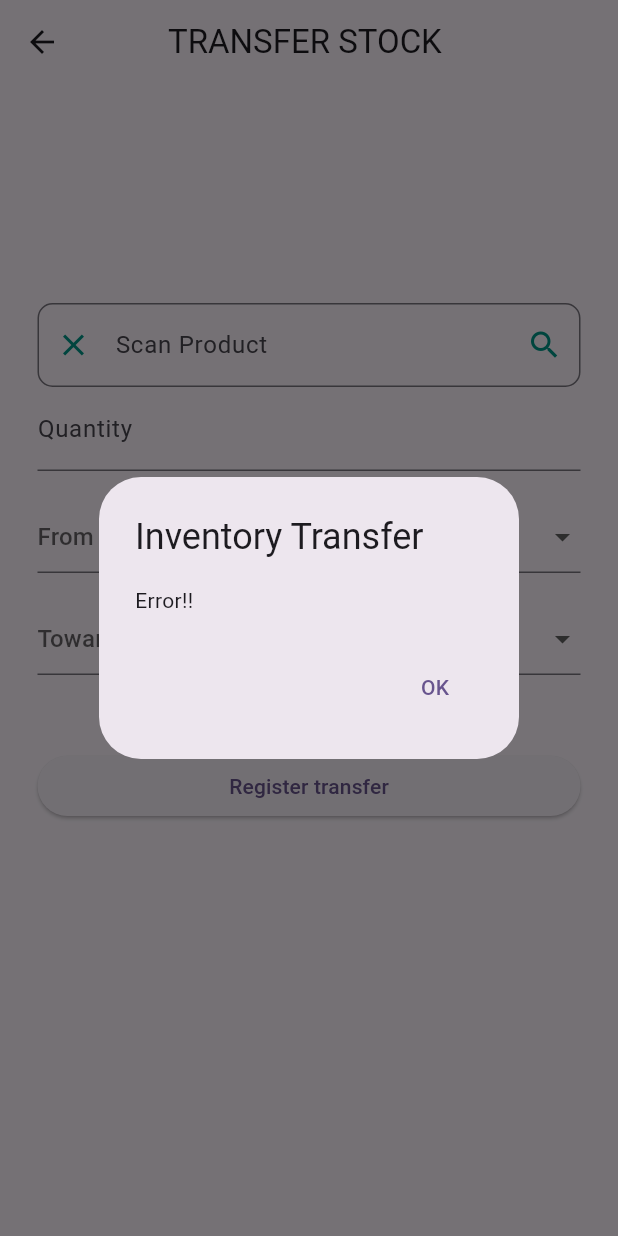
After one commit to darroyave/barcodeinventory, a Flutter app: the TransferStockScreen screen opened by its route, after a tap on "Register transfer", on a phone screen of 412 x 824 dp. The commit adds this screen. Run offline on Flutter 3.47's test engine with Material 3 defaults, Android fonts, the phone set to English and light mode, and no system bars; our stand-ins replace shared_preferences; accounts and stored records are empty.

Commit message:
Add files via upload

```diff
--- a/lib/main.dart
+++ b/lib/main.dart
@@ -1,10 +1,13 @@
+import 'package:barcodeinventory/screens/count_inventory_screen.dart';
 import 'package:barcodeinventory/screens/inventory_entry_screen.dart';
 import 'package:barcodeinventory/screens/show_inventory_screen.dart';
+import 'package:barcodeinventory/screens/transfer_stock_screen.dart';
 import 'package:flutter/material.dart';
 
 import 'screens/add_product_screen.dart';
 import 'screens/home_screen.dart';
 import 'screens/login_screen.dart';
+import 'screens/out_stock_screen.dart';
 
 void main() {
   runApp(const MyApp());
@@ -29,6 +32,9 @@ class MyApp extends StatelessWidget {
         '/showinventory': (context) => const ShowInventoryScreen(),
         '/addproduct': (context) => const AddProductScreen(),
         '/entryinventory': (context) => const InventoryEntryScreen(),
+        '/transferinventory': (context) => const TransferStockScreen(),
+        '/outinventory': (context) => const OutStockScreen(),
+        '/countinventory': (context) => const CountInventoryScreen(),
       },
     );
   }
--- /dev/null
+++ b/lib/models/product_data.dart
@@ -0,0 +1,11 @@
+class ProductData {
+  int id;
+  String name;
+  int stock;
+
+  ProductData({
+    required this.id,
+    required this.name,
+    required this.stock,
+  });
+}
--- /dev/null
+++ b/lib/screens/transfer_stock_screen.dart
@@ -0,0 +1,201 @@
+import 'dart:convert';
+
+import 'package:flutter/material.dart';
+import 'package:http/http.dart' as http;
+
+import '../models/product.dart';
+import '../service/inventory_service.dart';
+import '../utils/app_constants.dart';
+
+class TransferStockScreen extends StatefulWidget {
+  const TransferStockScreen({super.key});
+
+  @override
+  State<TransferStockScreen> createState() => _TransferStockScreenState();
+}
+
+class _TransferStockScreenState extends State<TransferStockScreen> {
+  final TextEditingController _productController = TextEditingController();
+  final TextEditingController _quantityController = TextEditingController();
+  String? _selectedFromWarehouse;
+  String? _selectedToWarehouse;
+
+  String? _productName;
+  int? _productId;
+
+  final List<String> _warehouseOptions = [
+    'STORE ZHILIS RESTAURANT',
+    'STORE PAWTUCKET',
+    'STORE CHARLES',
+    'STORE WHIPLE',
+    'STORE BROADWAY',
+  ];
+
+  final InventoryService _inventoryService = InventoryService();
+
+  _searchProduct(String barCode) async {
+    http.Response response = await _inventoryService.authorizedGet(
+      "${AppConstants.urlBase}/api/product/upc/${AppConstants.branchIdDailyStop}/$barCode",
+    );
+
+    if (response.statusCode == 200) {
+      dynamic data = jsonDecode(response.body);
+      Product? product = Product.fromJson(data);
+
+      setState(() {
+        _productName = product.name;
+        _productId = product.id;
+      });
+    } else {
+      setState(() {
+        _productName = "Product does not exist";
+      });
+    }
+  }
+
+  Future<void> _submitTransfer() async {
+    int quantity = int.parse("0${_quantityController.text}");
+
+    if (quantity > 0 && (_productId ?? 0) > 0) {
+      http.Response response = await _inventoryService.authorizedPost(
+        '${AppConstants.urlBase}/api/inventorytransfer/data',
+        <String, dynamic>{
+          'product': _productId ?? 0,
+          'quantity': quantity,
+          'fromWarehouse': _selectedFromWarehouse,
+          'toWarehouse': _selectedToWarehouse,
+          'store': AppConstants.branchIdDailyStop
+        },
+      );
+
+      if (response.statusCode == 200) {
+        _showErrorDialog('The transfer was successfully registered.');
+      } else {
+        _showErrorDialog('The inventory transfer could not be recorded.');
+      }
+    } else {
+      _showErrorDialog("Error!!");
+    }
+  }
+
+  @override
+  Widget build(BuildContext context) {
+    return Scaffold(
+      appBar: AppBar(
+        automaticallyImplyLeading: true,
+        title: const Text('TRANSFER STOCK '),
+        centerTitle: true,
+      ),
+      body: Padding(
+        padding: const EdgeInsets.all(25.0),
+        child: ListView(
+          children: <Widget>[
+            const SizedBox(
+              height: 100,
+            ),
+            Text(
+              _productName ?? "",
+            ),
+            TextFormField(
+              controller: _productController,
+              keyboardType: TextInputType.number,
+              decoration: InputDecoration(
+                border: OutlineInputBorder(
+                  borderRadius: BorderRadius.circular(10),
+                  borderSide: const BorderSide(color: Colors.teal),
+                ),
+                hintText: "Now Press Image and scan Product",
+                hintStyle: const TextStyle(fontSize: 16, color: Colors.grey),
+                labelText: 'Scan Product',
+                prefixIcon: IconButton(
+                  color: Colors.teal,
+                  onPressed: () async {
+                    _productController.text = "";
+                    _productName = "";
+                  },
+                  icon: const Icon(Icons.clear),
+                ),
+                suffixIcon: IconButton(
+                  color: Colors.teal,
+                  onPressed: () async {},
+                  icon: const Icon(Icons.search),
+                ),
+              ),
+              onFieldSubmitted: (_) async {
+                _searchProduct(_productController.text);
+              },
+            ),
+            TextField(
+              controller: _quantityController,
+              keyboardType: TextInputType.number,
+              decoration: const InputDecoration(
+                labelText: 'Quantity',
+              ),
+            ),
+            const SizedBox(height: 20.0),
+            DropdownButtonFormField(
+              decoration: const InputDecoration(),
+              value: _selectedFromWarehouse,
+              items: _warehouseOptions.map((String warehouse) {
+                return DropdownMenuItem(
+                  value: warehouse,
+                  child: Text(warehouse),
+                );
+              }).toList(),
+              hint: const Text('From Wharehouse'),
+              onChanged: (String? value) {
+                setState(() {
+                  _selectedFromWarehouse = value;
+                });
+              },
+            ),
+            const SizedBox(height: 20.0),
+            DropdownButtonFormField(
+              decoration: const InputDecoration(),
+              value: _selectedToWarehouse,
+              items: _warehouseOptions.map((String warehouse) {
+                return DropdownMenuItem(
+                  value: warehouse,
+                  child: Text(warehouse),
+                );
+              }).toList(),
+              hint: const Text('Towards Warehouse'),
+              onChanged: (String? value) {
+                setState(() {
+                  _selectedToWarehouse = value;
+                });
+              },
+            ),
+            const SizedBox(height: 50.0),
+            ElevatedButton(
+              onPressed: _submitTransfer,
+              child: const Text(
+                'Register transfer',
+              ),
+            ),
+          ],
+        ),
+      ),
+    );
+  }
+
+  Future<void> _showErrorDialog(String message) async {
+    showDialog(
+      context: context,
+      builder: (BuildContext context) {
+        return AlertDialog(
+          title: const Text('Inventory Transfer'),
+          content: Text(message),
+          actions: <Widget>[
+            TextButton(
+              child: const Text('OK'),
+              onPressed: () {
+                Navigator.of(context).pop();
+              },
+            ),
+          ],
+        );
+      },
+    );
+  }
+}
```
Also changed, not shown: lib/components/drawer_widget.dart (added, +72 -0 lines), lib/screens/count_inventory_screen.dart (added, +156 -0 lines), lib/screens/home_screen.dart (+3 -40 lines), lib/screens/inventory_entry_screen.dart (+22 -40 lines), lib/screens/out_stock_screen.dart (added, +189 -0 lines).
